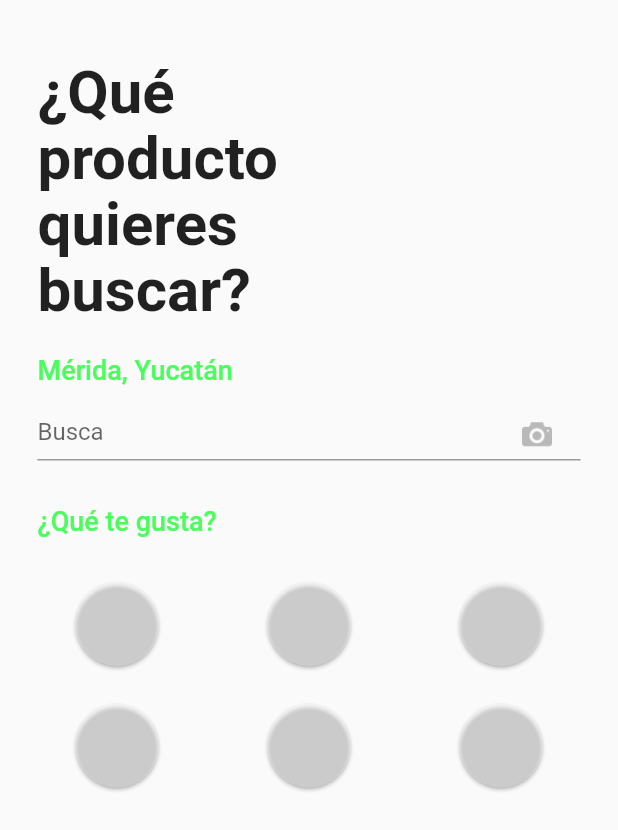
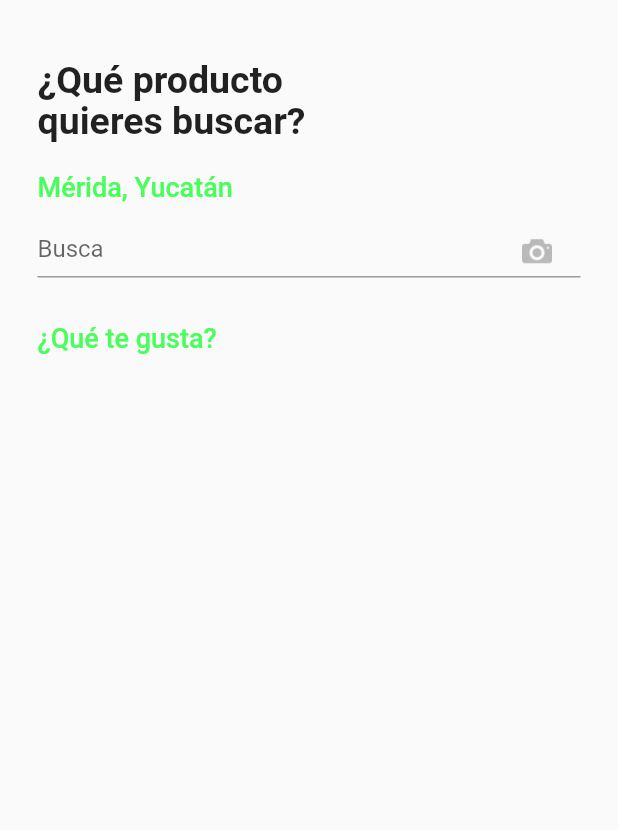
Before and after one commit to EyderACM/Frugalist, a Flutter app: the screen it shows after launch, on a phone screen of 412 x 824 dp. Shown: the top 830 px of the screen. Run offline on Flutter 3.47's test engine with Material 2 defaults, Android fonts, the light colour scheme and no system bars.

Commit message:
create other page

```diff
--- a/frugalist_development/lib/home_page.dart
+++ b/frugalist_development/lib/home_page.dart
@@ -1,6 +1,14 @@
 import 'package:flutter/material.dart';
+import 'searched_item.dart';
 
-class HomePage extends StatelessWidget {
+class HomePage extends StatefulWidget {
+  @override
+  HomePageState createState() => new HomePageState();
+}
+
+class HomePageState extends State<HomePage> {
+  var _textController = new TextEditingController();
+
   @override
   Widget build(BuildContext context) {
     return Scaffold(
@@ -25,7 +33,7 @@ class HomePage extends StatelessWidget {
                               "¿Qué producto quieres buscar?",
                               textAlign: TextAlign.left,
                               style: TextStyle(
-                                fontSize: 40,
+                                fontSize: 25,
                                 height: 1.1,
                                 fontWeight: FontWeight.bold
                               ),
@@ -52,6 +60,14 @@ class HomePage extends StatelessWidget {
                       height: 50,
                       padding: EdgeInsets.only(top: 15),
                       child: TextField(
+                        controller: _textController,
+                        onEditingComplete: (){
+                          var route = new MaterialPageRoute(
+                            builder: (BuildContext context) =>
+                              new ItemList(data: _textController.text),
+                            );
+                          Navigator.of(context).push(route);
+                        },
                         decoration: InputDecoration(
                           hintText: "Busca",
                           suffixIcon: FlatButton(
@@ -93,21 +109,7 @@ class HomePage extends StatelessWidget {
                           Row(
                             mainAxisAlignment: MainAxisAlignment.spaceBetween,
                             children: <Widget>[
-                              FloatingActionButton(
-                                backgroundColor: Colors.white30,
-                                elevation: 1,
 
-                              ),
-                              FloatingActionButton(
-                                backgroundColor: Colors.white30,
-                                elevation: 1,
-
-                              ),
-                              FloatingActionButton(
-                                backgroundColor: Colors.white30,
-                                elevation: 1,
-
-                              ),
                             ],
                           ),
                           SizedBox(
@@ -116,21 +118,7 @@ class HomePage extends StatelessWidget {
                           Row(
                             mainAxisAlignment: MainAxisAlignment.spaceBetween,
                             children: <Widget>[
-                              FloatingActionButton(
-                                backgroundColor: Colors.white30,
-                                elevation: 1,
 
-                              ),
-                              FloatingActionButton(
-                                backgroundColor: Colors.white30,
-                                elevation: 1,
-
-                              ),
-                              FloatingActionButton(
-                                backgroundColor: Colors.white30,
-                                elevation: 1,
-
-                              ),
                             ],
                           ),
                         ],
```
Also changed, not shown: frugalist_development/lib/searched_item.dart (added, +19 -0 lines).
